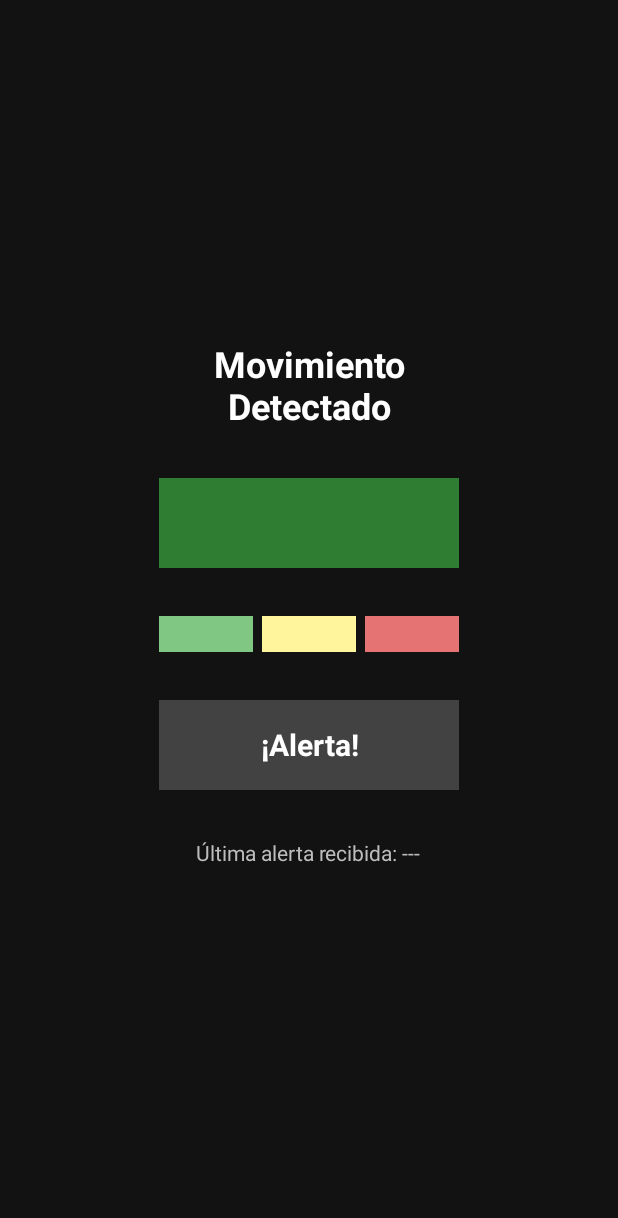
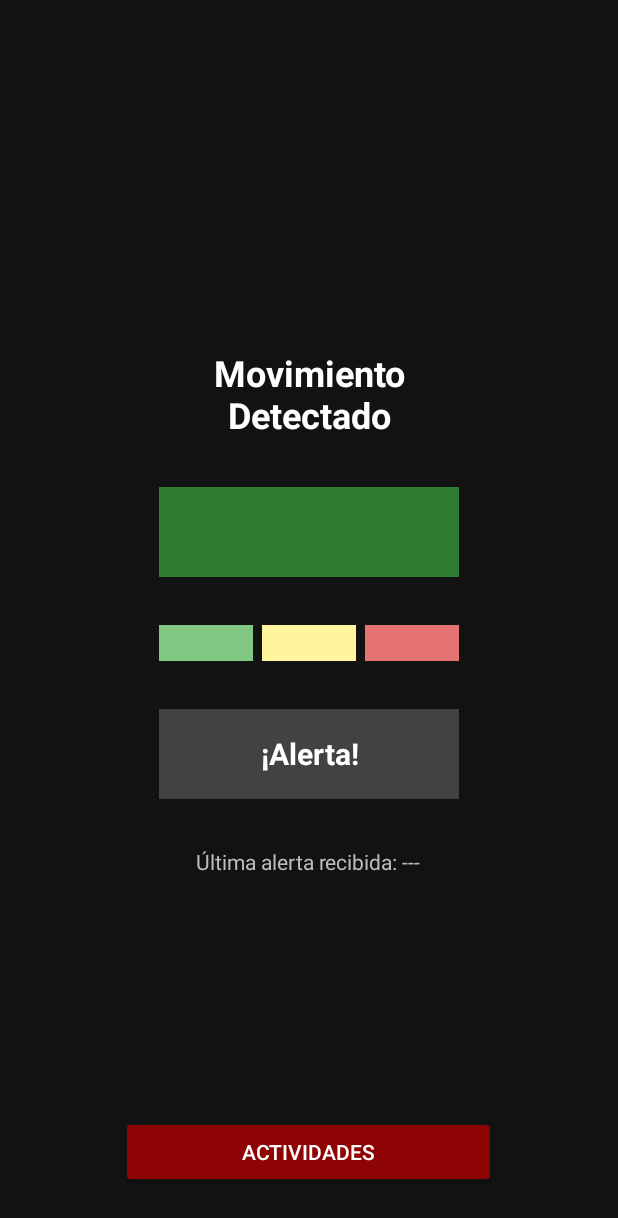
Before and after one commit to JorgeGlzLlamas/MotionDetector, an Android app: the screen it shows after launch (MainActivity), on a phone screen of 412 x 824 dp. Shown: the top 1218 px of the screen. Run offline under Robolectric (Android 15) with nearby library versions, the phone set to English and light mode, and no system bars; libraries missing offline, so code that uses them is left out: com.google.android.gms; 2 statements that could not run were skipped.

Commit message:
Add activities for mobile

```diff
--- a/mobile/src/main/java/com/example/motiondetector/MainActivity.kt
+++ b/mobile/src/main/java/com/example/motiondetector/MainActivity.kt
@@ -1,7 +1,9 @@
 package com.example.motiondetector
 
+import android.content.Intent
 import android.os.Bundle
 import android.util.Log
+import android.widget.Button
 import android.widget.TextView
 import androidx.activity.ComponentActivity
 import com.example.common.*
@@ -36,6 +38,15 @@ class MainActivity : ComponentActivity() {
     override fun onCreate(savedInstanceState: Bundle?) {
         super.onCreate(savedInstanceState)
         setContentView(R.layout.activity_main)
+
+        // Referencia a boton
+        val btnActividades = findViewById<Button>(R.id.btnActividades)
+
+        // Listener para abrir la actividad Actividades.kt
+        btnActividades.setOnClickListener {
+            val intent = Intent(this, Actividades::class.java)
+            startActivity(intent)
+        }
 
         tvGravedad = findViewById(R.id.tvGravedad)
         tvTimestamp = findViewById(R.id.tvTimestamp)
--- a/mobile/src/main/res/layout/activity_main.xml
+++ b/mobile/src/main/res/layout/activity_main.xml
@@ -3,91 +3,86 @@
     android:id="@+id/tvMainLayout"
     android:layout_width="match_parent"
     android:layout_height="match_parent"
+    android:background="#121212"
+    android:gravity="center_horizontal"
     android:orientation="vertical"
-    android:padding="32dp"
-    android:gravity="center"
-    android:background="#121212">
-
+    android:padding="32dp">
 
     <TextView
         android:id="@+id/tvTitulo"
         android:layout_width="wrap_content"
         android:layout_height="wrap_content"
+        android:layout_marginTop="200dp"
+        android:layout_marginBottom="32dp"
+        android:gravity="center"
         android:text="Movimiento\nDetectado"
+        android:textColor="#FFFFFF"
         android:textSize="24sp"
-        android:textStyle="bold"
-        android:textColor="#FFFFFF"
-        android:gravity="center"
-        android:layout_marginBottom="32dp" />
+        android:textStyle="bold" />
 
-    <!-- Tarjeta de gravedad -->
     <TextView
         android:id="@+id/tvGravedad"
         android:layout_width="200dp"
         android:layout_height="60dp"
-        android:textSize="20sp"
-        android:textStyle="bold"
-        android:textColor="#FFFFFF"
+        android:layout_marginBottom="32dp"
         android:background="#2E7D32"
         android:gravity="center"
-        android:layout_marginBottom="32dp" />
-
+        android:textColor="#FFFFFF"
+        android:textSize="20sp"
+        android:textStyle="bold" />
 
     <LinearLayout
         android:id="@+id/barraGravedad"
         android:layout_width="200dp"
         android:layout_height="24dp"
-        android:orientation="horizontal"
+        android:layout_marginBottom="32dp"
         android:gravity="center"
-        android:layout_marginBottom="32dp">
+        android:orientation="horizontal">
 
         <View
             android:id="@+id/barraVerde"
             android:layout_width="0dp"
             android:layout_height="match_parent"
+            android:layout_marginEnd="6dp"
             android:layout_weight="1"
-            android:background="#81C784"
-            android:layout_marginEnd="6dp" />
+            android:background="#81C784" />
 
         <View
             android:id="@+id/barraAmarilla"
             android:layout_width="0dp"
             android:layout_height="match_parent"
+            android:layout_marginEnd="6dp"
             android:layout_weight="1"
-            android:background="#FFF59D"
-            android:layout_marginEnd="6dp" />
+            android:background="#FFF59D" />
 
         <View
             android:id="@+id/barraRoja"
             android:layout_width="0dp"
             android:layout_height="match_parent"
             android:layout_weight="1"
-            android:background="#E57373"
-            />
+            android:background="#E57373" />
     </LinearLayout>
 
-    <!-- Alerta -->
     <TextView
         android:id="@+id/tvAlerta"
         android:layout_width="200dp"
         android:layout_height="60dp"
-        android:text="¡Alerta!"
-        android:textSize="20sp"
-        android:textStyle="bold"
-        android:textColor="#FFFFFF"
+        android:layout_marginBottom="32dp"
         android:background="#424242"
         android:gravity="center"
-        android:layout_marginBottom="32dp" />
+        android:text="¡Alerta!"
+        android:textColor="#FFFFFF"
+        android:textSize="20sp"
+        android:textStyle="bold" />
 
-    <!-- Última alerta -->
     <TextView
         android:id="@+id/tvUltimaAlerta"
         android:layout_width="wrap_content"
         android:layout_height="wrap_content"
+        android:gravity="center"
         android:text="Última alerta recibida: ---"
         android:textColor="#BDBDBD"
-        android:textSize="14sp"
-        android:gravity="center" />
+        android:textSize="14sp" />
 
     <TextView
         android:id="@+id/tvTimestamp"
@@ -95,4 +90,19 @@
         android:layout_height="wrap_content"
         android:textColor="#FFFCFC" />
 
+    <!-- Espacio para empujar el botón hacia abajo -->
+    <Space
+        android:layout_width="0dp"
+        android:layout_height="0dp"
+        android:layout_weight="1" />
+
+    <Button
+        android:id="@+id/btnActividades"
+        android:layout_width="250dp"
+        android:layout_height="wrap_content"
+        android:backgroundTint="#8E0303"
+        android:text="Actividades"
+        android:textAlignment="center"
+        android:textColor="#FFFFFF" />
+
 </LinearLayout>
```
Also changed, not shown: mobile/src/main/AndroidManifest.xml (+6 -3 lines), mobile/src/main/java/com/example/motiondetector/Actividades.kt (added, +15 -0 lines), mobile/src/main/res/layout/activity_actividades.xml (added, +177 -0 lines).
